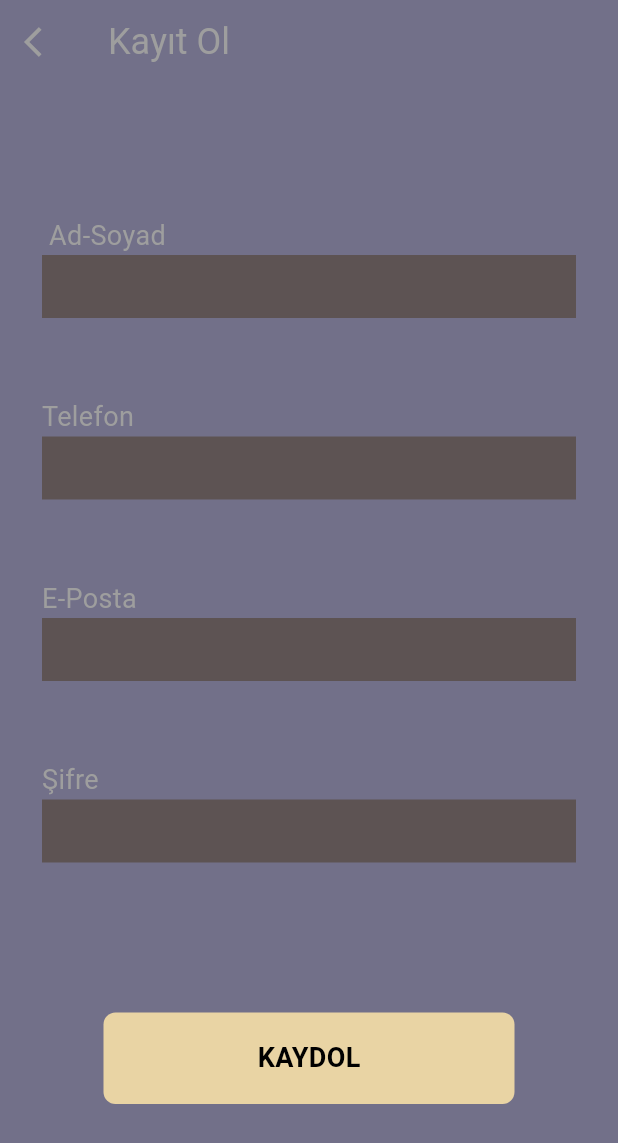
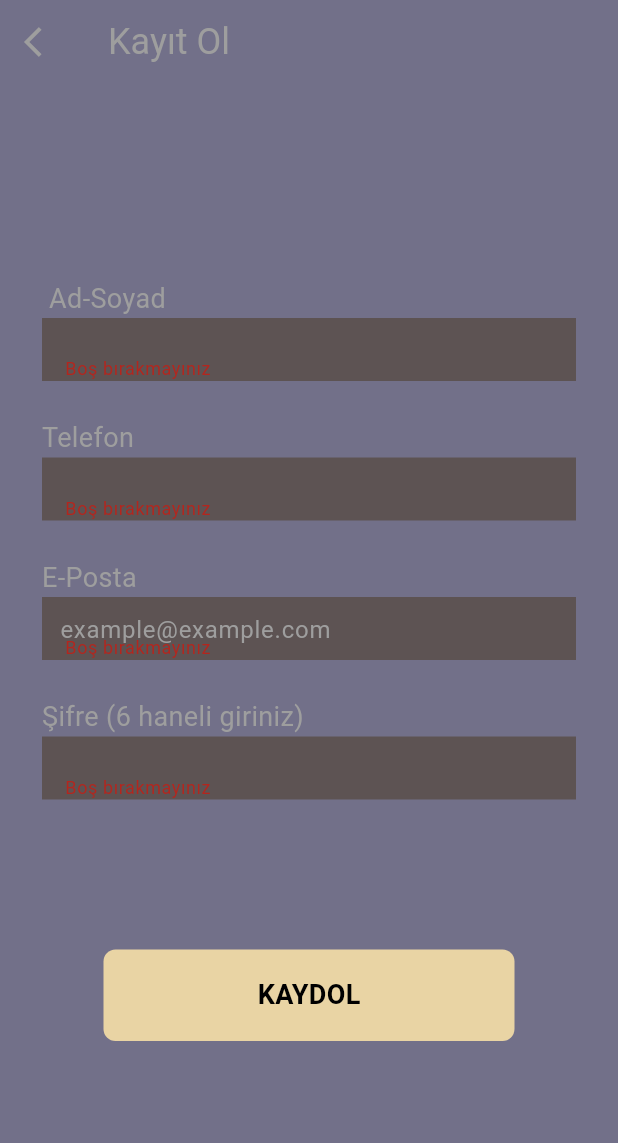
Before and after one commit to coderlawyerr/mycasebook, a Flutter app: the Register screen opened directly, on a phone screen of 412 x 824 dp. Shown: the top 1143 px of the screen. Run offline on Flutter 3.47's test engine with Material 3 defaults, Android fonts, the phone set to English and light mode, and no system bars; our stand-ins replace cloud_firestore, firebase_auth, firebase_core, pie_chart, syncfusion_flutter_datepicker; missing offline and left inert: omni_datetime_picker; accounts and stored records are empty.

Commit message:
add
add end upgrade

```diff
--- a/lib/const/const.dart
+++ b/lib/const/const.dart
@@ -4,7 +4,7 @@ import 'package:flutter/material.dart';
 
 class Constants {
   static const SizedBox sizedbox =
-      SizedBox(height: 53); //textfield arası bosluk
+      SizedBox(height: 25); //textfield arası bosluk
 
   static const TextStyle textStyle =
       TextStyle(fontSize: 24, color: Colors.grey); //bu baslıkların rengı
--- a/lib/models/process_model.dart
+++ b/lib/models/process_model.dart
@@ -41,7 +41,12 @@ class ProcessModel {
   }
 
   double giderHesapla() {
+    // Alış adeti ile alış birim fiyatının çarpılması
     return product.productAmount.toDouble() * product.buyPrice;
+  }
+
+  double karHesapla() {
+    return gelirHesapla() - giderHesapla();
   }
 
   Map<String, dynamic> toMap() {
--- a/lib/models/product_model.dart
+++ b/lib/models/product_model.dart
@@ -22,7 +22,7 @@ class ProductModel {
   ProductModel parseMap(Map<String, dynamic> map) {
     // Ürün adını al, eğer boşsa "null" olarak ata
     productName = map["productName"] ?? "null";
-    buyPrice = map["buyPrice"] ?? "null";
+    buyPrice = map["buyPrice"] ?? 0;
     sellPrice = map["sellPrice"] ?? 0;
     productID = map["id"];
     date = map["date"];
--- a/lib/widgets/pie_chart.dart
+++ b/lib/widgets/pie_chart.dart
@@ -7,7 +7,6 @@ class MyPieChart extends StatelessWidget {
   Map<String, double> dataMapold = {
     "GELİR": 32,
     "GİDER": 28,
-    //"BORÇ": 16,
     "ANA PARA": 24,
   };
 
@@ -31,7 +30,7 @@ class MyPieChart extends StatelessWidget {
             color: Colors.white, fontSize: 20), // Yazı rengini beyaz yap
       ),
       chartValuesOptions: const ChartValuesOptions(
-        showChartValuesInPercentage: false,
+        showChartValuesInPercentage: true,
         chartValueStyle: TextStyle(fontSize: 20, color: Colors.black),
       ),
     );
--- a/lib/widgets/textfield.dart
+++ b/lib/widgets/textfield.dart
@@ -1,6 +1,6 @@
 import 'package:flutter/material.dart';
 
-Widget customTextField({TextEditingController? controller}) {
+Widget customTextField({TextEditingController? controller, String? hint}) {
   return Container(
     width: 372,
     height: 42,
@@ -9,8 +9,14 @@ Widget customTextField({TextEditingController? controller}) {
     ),
     child: TextFormField(
         controller: controller,
+        enableSuggestions: true,
+        decoration: InputDecoration(
+            border: InputBorder.none,
+            hintText: hint,
+            contentPadding: const EdgeInsets.symmetric(horizontal: 12),
+            hintStyle: const TextStyle(color: Colors.grey)),
+        autovalidateMode: AutovalidateMode.always,
         validator: (value) => value!.isEmpty ? " Boş bırakmayınız" : null,
-        decoration: const InputDecoration(border: InputBorder.none),
         style: const TextStyle(color: Colors.white)),
   );
 }
--- a/lib/widgets/textwidget.dart
+++ b/lib/widgets/textwidget.dart
@@ -16,6 +16,7 @@ class CustomTextWidget extends StatelessWidget {
       style: const TextStyle(
         color: Colors.grey,
         fontSize: 18,
+
       ),
     );
   }
--- a/lib/wiew/overview.dart
+++ b/lib/wiew/overview.dart
@@ -27,7 +27,7 @@ class Overview extends StatefulWidget {
 
 class _OverviewState extends State<Overview> {
   UserModel? userdata;
-  Map<String, double> dataMap = {"": 100};
+  Map<String, double> dataMap = {"%": 100};
 
   @override
   void initState() {
--- a/lib/wiew/register.dart
+++ b/lib/wiew/register.dart
@@ -50,22 +50,27 @@ class Register extends StatelessWidget {
               children: [
                 // Ad-Soyad metin alanı ve giriş kutusu
                 const CustomTextWidget(text: " Ad-Soyad"),
-                customTextField(controller: adsoyadController),
+                customTextField(
+                     controller: adsoyadController),
                 Constants.sizedbox,
 
                 // Telefon numarası metin alanı ve giriş kutusu
                 const CustomTextWidget(text: "Telefon"),
-                customTextField(controller: telNoController),
+                customTextField( controller: telNoController),
                 Constants.sizedbox,
 
                 // E-Posta metin alanı ve giriş kutusu
                 const CustomTextWidget(text: "E-Posta"),
-                customTextField(controller: emailController),
+                customTextField(
+
+                    controller: emailController,
+                    hint: "example@example.com"),
                 Constants.sizedbox,
 
                 // Şifre metin alanı ve giriş kutusu
-                const CustomTextWidget(text: "Şifre"),
-                customTextField(controller: passwordController),
+                const CustomTextWidget(text: "Şifre (6 haneli giriniz)"),
+                customTextField(
+                     controller: passwordController),
                 const SizedBox(
                   height: 100,
                 ),
--- a/lib/wiew/welcome.dart
+++ b/lib/wiew/welcome.dart
@@ -5,7 +5,7 @@ Sayfanın amacı: Kullanıcı girişi yapmak veya kayıt olmak için kullanılan
 */
 
 import 'package:flutter/material.dart';
-import 'package:flutter/widgets.dart';
+
 import 'package:flutter_application_1/Services/authService.dart';
 import 'package:flutter_application_1/const/const.dart';
 import 'package:flutter_application_1/widgets/button.dart';
```
Also changed, not shown: lib/widgets/dataList.dart (+16 -8 lines), lib/wiew/add_product.dart (+17 -7 lines), lib/wiew/sales.dart (+18 -14 lines), lib/wiew/things_todo.dart (+9 -1 lines).
